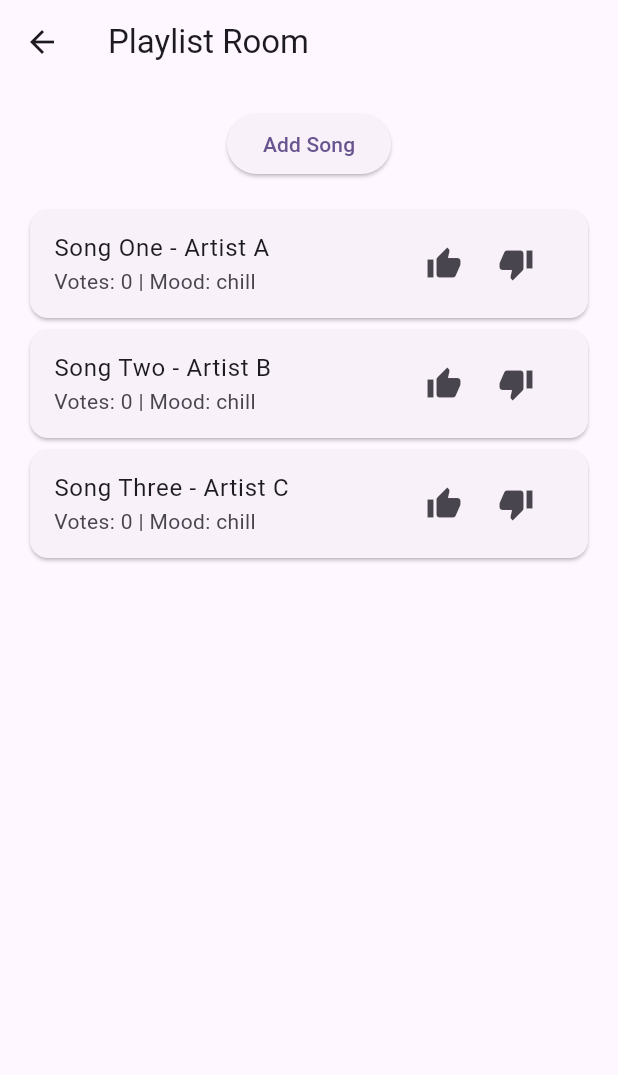
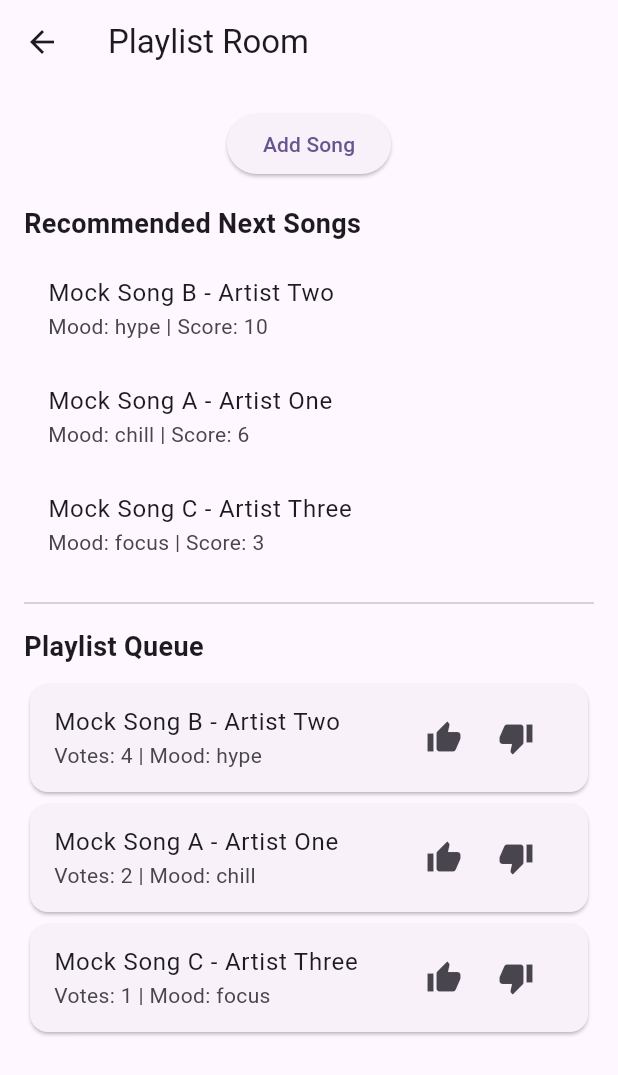
Before and after one commit to raifnjie/VibezCheck_App_Project2, a Flutter app: the PlaylistRoomScreen screen opened by its route, on a phone screen of 412 x 824 dp. Shown: the top 1075 px of the screen. Run offline on Flutter 3.47's test engine with Material 3 defaults, Android fonts, the phone set to English and light mode, and no system bars.

Commit message:
Add local song model voting and recommendations

```diff
--- /dev/null
+++ b/lib/models/song.dart
@@ -0,0 +1,20 @@
+class Song {
+  final String id;
+  final String title;
+  final String artist;
+  final String mood;
+  int votes;
+
+  Song({
+    required this.id,
+    required this.title,
+    required this.artist,
+    required this.mood,
+    this.votes = 0,
+  });
+
+  int get recommendationScore {
+    int moodBonus = mood == 'hype' || mood == 'chill' ? 2 : 1;
+    return (votes * 2) + moodBonus;
+  }
+}
--- a/lib/screens/playlist_room_screen.dart
+++ b/lib/screens/playlist_room_screen.dart
@@ -1,15 +1,54 @@
 import 'package:flutter/material.dart';
 
-class PlaylistRoomScreen extends StatelessWidget {
+import '../models/song.dart';
+import '../services/mock_data_service.dart';
+
+class PlaylistRoomScreen extends StatefulWidget {
   const PlaylistRoomScreen({super.key});
 
   @override
+  State<PlaylistRoomScreen> createState() => _PlaylistRoomScreenState();
+}
+
+class _PlaylistRoomScreenState extends State<PlaylistRoomScreen> {
+  late List<Song> songs;
+
+  @override
+  void initState() {
+    super.initState();
+    songs = List.from(MockDataService.songs);
+    _sortSongs();
+  }
+
+  void _sortSongs() {
+    songs.sort((a, b) => b.votes.compareTo(a.votes));
+  }
+
+  void _upvoteSong(Song song) {
+    setState(() {
+      song.votes++;
+      _sortSongs();
+    });
+  }
+
+  void _downvoteSong(Song song) {
+    setState(() {
+      song.votes--;
+      _sortSongs();
+    });
+  }
+
+  List<Song> get topRecommendations {
+    final rankedSongs = List<Song>.from(songs);
+    rankedSongs.sort(
+      (a, b) => b.recommendationScore.compareTo(a.recommendationScore),
+    );
+    return rankedSongs.take(3).toList();
+  }
+
+  @override
   Widget build(BuildContext context) {
-    final songs = [
-      'Song One - Artist A',
-      'Song Two - Artist B',
-      'Song Three - Artist C',
-    ];
+    final recommendations = topRecommendations;
 
     return Scaffold(
       appBar: AppBar(title: const Text('Playlist Room')),
@@ -24,23 +63,58 @@ class PlaylistRoomScreen extends StatelessWidget {
               child: const Text('Add Song'),
             ),
             const SizedBox(height: 16),
+
+            const Align(
+              alignment: Alignment.centerLeft,
+              child: Text(
+                'Recommended Next Songs',
+                style: TextStyle(fontSize: 18, fontWeight: FontWeight.bold),
+              ),
+            ),
+            const SizedBox(height: 8),
+
+            ...recommendations.map(
+              (song) => ListTile(
+                title: Text('${song.title} - ${song.artist}'),
+                subtitle: Text(
+                  'Mood: ${song.mood} | Score: ${song.recommendationScore}',
+                ),
+              ),
+            ),
+
+            const Divider(height: 32),
+
+            const Align(
+              alignment: Alignment.centerLeft,
+              child: Text(
+                'Playlist Queue',
+                style: TextStyle(fontSize: 18, fontWeight: FontWeight.bold),
+              ),
+            ),
+
+            const SizedBox(height: 8),
+
             Expanded(
               child: ListView.builder(
                 itemCount: songs.length,
                 itemBuilder: (context, index) {
+                  final song = songs[index];
+
                   return Card(
                     child: ListTile(
-                      title: Text(songs[index]),
-                      subtitle: const Text('Votes: 0 | Mood: chill'),
+                      title: Text('${song.title} - ${song.artist}'),
+                      subtitle: Text(
+                        'Votes: ${song.votes} | Mood: ${song.mood}',
+                      ),
                       trailing: Row(
                         mainAxisSize: MainAxisSize.min,
                         children: [
                           IconButton(
-                            onPressed: () {},
+                            onPressed: () => _upvoteSong(song),
                             icon: const Icon(Icons.thumb_up),
                           ),
                           IconButton(
-                            onPressed: () {},
+                            onPressed: () => _downvoteSong(song),
                             icon: const Icon(Icons.thumb_down),
                           ),
                         ],
--- /dev/null
+++ b/lib/services/mock_data_service.dart
@@ -0,0 +1,27 @@
+import '../models/song.dart';
+
+class MockDataService {
+  static final List<Song> songs = [
+    Song(
+      id: '1',
+      title: 'Mock Song A',
+      artist: 'Artist One',
+      mood: 'chill',
+      votes: 2,
+    ),
+    Song(
+      id: '2',
+      title: 'Mock Song B',
+      artist: 'Artist Two',
+      mood: 'hype',
+      votes: 4,
+    ),
+    Song(
+      id: '3',
+      title: 'Mock Song C',
+      artist: 'Artist Three',
+      mood: 'focus',
+      votes: 1,
+    ),
+  ];
+}
--- a/pubspec.yaml
+++ b/pubspec.yaml
@@ -34,6 +34,11 @@ dependencies:
   # The following adds the Cupertino Icons font to your application.
   # Use with the CupertinoIcons class for iOS style icons.
   cupertino_icons: ^1.0.8
+  firebase_core: ^4.7.0
+  firebase_auth: ^6.4.0
+  cloud_firestore: ^6.3.0
+  firebase_storage: ^13.3.0
+  firebase_messaging: ^16.2.0
 
 dev_dependencies:
   flutter_test:
```
Also changed, not shown: firebase.json (added), lib/models/playlist.dart (added), pubspec.lock, 9 other files.
